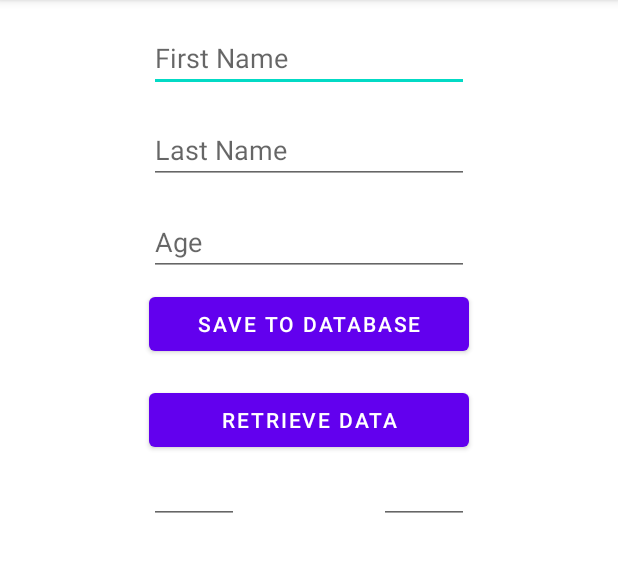
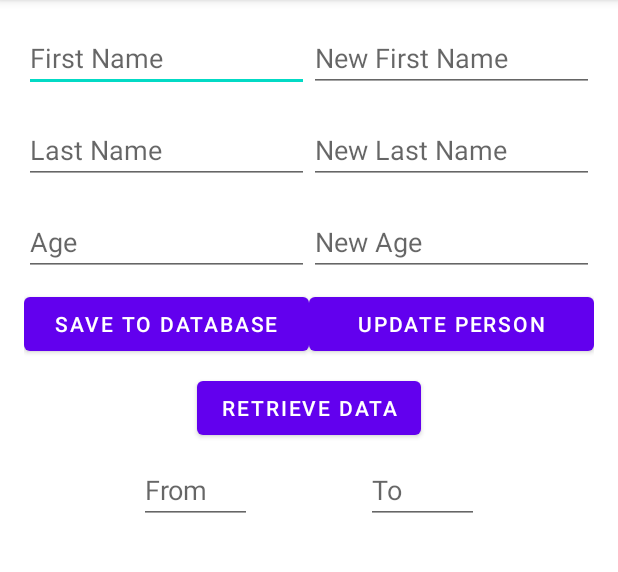
Before and after one commit to shubham3135/AndroidFirebaseTutorial, an Android app: the screen it shows after launch (MainActivity), on a phone screen of 412 x 824 dp, the part 84-656 px from its top. Run offline under Robolectric (Android 15) with nearby library versions, the phone set to English and light mode, and no system bars; our stand-ins replace Firebase (no records; nobody signed in at launch, a user with empty details on screens opened directly).

Commit message:
Update data in firestore

```diff
--- a/app/src/main/java/com/shubhamkumarwinner/firebasetut/MainActivity.kt
+++ b/app/src/main/java/com/shubhamkumarwinner/firebasetut/MainActivity.kt
@@ -4,6 +4,7 @@ import android.os.Bundle
 import android.widget.Toast
 import androidx.appcompat.app.AppCompatActivity
 import com.google.firebase.firestore.QuerySnapshot
+import com.google.firebase.firestore.SetOptions
 import com.google.firebase.firestore.ktx.firestore
 import com.google.firebase.firestore.ktx.toObject
 import com.google.firebase.ktx.Firebase
@@ -21,10 +22,7 @@ class MainActivity : AppCompatActivity() {
         super.onCreate(savedInstanceState)
         setContentView(R.layout.activity_main)
         btnUploadData.setOnClickListener {
-            val firstName = etFirstName.text.toString()
-            val lastName = etLastName.text.toString()
-            val age = etAge.text.toString().toInt()
-            val person = Person(firstName, lastName, age)
+            val person = getOldPerson()
             savePerson(person)
         }
 
@@ -32,6 +30,64 @@ class MainActivity : AppCompatActivity() {
 
         btnRetrieveData.setOnClickListener {
             retrievePerson()
+        }
+
+        btnUpdatePerson.setOnClickListener {
+            val oldPerson = getOldPerson()
+            val newPerson = getNewPersonMap()
+            updatePerson(oldPerson, newPerson)
+        }
+    }
+
+    private fun getOldPerson(): Person{
+        val firstName = etFirstName.text.toString()
+        val lastName = etLastName.text.toString()
+        val age = etAge.text.toString().toInt()
+        return Person(firstName, lastName, age)
+    }
+
+    private fun getNewPersonMap(): Map<String, Any>{
+        val firstName = etNewFirstName.text.toString()
+        val lastName = etNewLastName.text.toString()
+        val age = etNewAge.text.toString()
+
+        val map = mutableMapOf<String, Any>()
+        if (firstName.isNotEmpty()){
+            map["firstName"] = firstName
+        }
+        if (lastName.isNotEmpty()){
+            map["lastName"] = lastName
+        }
+        if (age.isNotEmpty()){
+            map["age"] = age.toInt()
+        }
+        return map
+    }
+
+    private fun updatePerson(person: Person, newPersonMap: Map<String, Any>) = CoroutineScope(Dispatchers.IO).launch {
+        val personQuery = personCollectionRef.whereEqualTo("firstName", person.firstName)
+            .whereEqualTo("lastName", person.lastName)
+            .whereEqualTo("age", person.age)
+            .get().await()
+
+        if (personQuery.documents.isNotEmpty()){
+            for (document in personQuery){
+                try {
+//                    personCollectionRef.document(document.id).update("firstName",person.firstName)
+                    personCollectionRef.document(document.id).set(
+                        newPersonMap,
+                        SetOptions.merge()
+                    ).await()
+                }catch (e: Exception){
+                    withContext(Dispatchers.Main){
+                        Toast.makeText(this@MainActivity, e.message, Toast.LENGTH_LONG).show()
+                    }
+                }
+            }
+        }else{
+            withContext(Dispatchers.Main){
+                Toast.makeText(this@MainActivity, "No person matched the query", Toast.LENGTH_LONG).show()
+            }
         }
     }
 
@@ -47,15 +103,15 @@ class MainActivity : AppCompatActivity() {
                     val person = document.toObject<Person>()
                     sb.append("$person\n")
                 }
-                tvRetrieveData.text = sb.toString()
+                tvPersons.text = sb.toString()
             }
         }
     }
 
     // retrieve data from firestore
     private fun retrievePerson() = CoroutineScope(Dispatchers.IO).launch {
-        val fromAge = editTextStartAge.text.toString().toInt()
-        val toAge = editTextEndAge.text.toString().toInt()
+        val fromAge = etFrom.text.toString().toInt()
+        val toAge = etTo.text.toString().toInt()
         try {
 
             val querySnapshot = personCollectionRef
@@ -70,7 +126,7 @@ class MainActivity : AppCompatActivity() {
                 sb.append("$person\n")
             }
             withContext(Dispatchers.Main){
-                tvRetrieveData.text = sb.toString()
+                tvPersons.text = sb.toString()
             }
         }catch (e: Exception){
             withContext(Dispatchers.Main){
--- a/app/src/main/res/layout/activity_main.xml
+++ b/app/src/main/res/layout/activity_main.xml
@@ -7,49 +7,76 @@
     android:padding="16dp"
     tools:context=".MainActivity">
 
-    <ScrollView
-        android:layout_width="match_parent"
-        android:layout_height="match_parent">
-        <androidx.constraintlayout.widget.ConstraintLayout
-            android:layout_width="match_parent"
-            android:layout_height="match_parent">
     <EditText
         android:id="@+id/etFirstName"
-                android:layout_width="wrap_content"
+        android:layout_width="0dp"
         android:layout_height="wrap_content"
-                android:ems="10"
         android:hint="First Name"
         android:inputType="textPersonName"
-                app:layout_constraintEnd_toEndOf="parent"
+        app:layout_constraintEnd_toStartOf="@+id/etNewFirstName"
         app:layout_constraintHorizontal_bias="0.5"
         app:layout_constraintStart_toStartOf="parent"
         app:layout_constraintTop_toTopOf="parent" />
 
     <EditText
         android:id="@+id/etLastName"
-                android:layout_width="wrap_content"
+        android:layout_width="0dp"
         android:layout_height="wrap_content"
         android:layout_marginTop="16dp"
         android:hint="Last Name"
-                android:ems="10"
         android:inputType="textPersonName"
-                app:layout_constraintEnd_toEndOf="parent"
+        app:layout_constraintEnd_toStartOf="@+id/etNewLastName"
         app:layout_constraintHorizontal_bias="0.5"
         app:layout_constraintStart_toStartOf="parent"
         app:layout_constraintTop_toBottomOf="@+id/etFirstName" />
 
     <EditText
         android:id="@+id/etAge"
-                android:layout_width="wrap_content"
+        android:layout_width="0dp"
         android:layout_height="wrap_content"
         android:layout_marginTop="16dp"
         android:hint="Age"
-                android:ems="10"
+        android:inputType="textPersonName"
+        app:layout_constraintEnd_toStartOf="@+id/etNewAge"
+        app:layout_constraintHorizontal_bias="0.5"
+        app:layout_constraintStart_toStartOf="parent"
+        app:layout_constraintTop_toBottomOf="@+id/etLastName" />
+
+    <EditText
+        android:id="@+id/etNewFirstName"
+        android:layout_width="0dp"
+        android:layout_height="wrap_content"
+        android:hint="New First Name"
         android:inputType="textPersonName"
         app:layout_constraintEnd_toEndOf="parent"
         app:layout_constraintHorizontal_bias="0.5"
-                app:layout_constraintStart_toStartOf="parent"
+        app:layout_constraintStart_toEndOf="@+id/etFirstName"
+        app:layout_constraintTop_toTopOf="parent" />
+
+    <EditText
+        android:id="@+id/etNewLastName"
+        android:layout_width="0dp"
+        android:layout_height="wrap_content"
+        android:layout_marginTop="16dp"
+        android:hint="New Last Name"
+        android:inputType="textPersonName"
+        app:layout_constraintEnd_toEndOf="parent"
+        app:layout_constraintHorizontal_bias="0.5"
+        app:layout_constraintStart_toEndOf="@+id/etLastName"
+        app:layout_constraintTop_toBottomOf="@+id/etFirstName" />
+
+    <EditText
+        android:id="@+id/etNewAge"
+        android:layout_width="0dp"
+        android:layout_height="wrap_content"
+        android:layout_marginTop="16dp"
+        android:hint="New Age"
+        android:inputType="textPersonName"
+        app:layout_constraintEnd_toEndOf="parent"
+        app:layout_constraintHorizontal_bias="0.5"
+        app:layout_constraintStart_toEndOf="@+id/etAge"
         app:layout_constraintTop_toBottomOf="@+id/etLastName" />
+
 
     <Button
         android:id="@+id/btnUploadData"
@@ -57,51 +84,77 @@
         android:layout_height="wrap_content"
         android:layout_marginTop="8dp"
         android:text="Save to database"
-                app:layout_constraintEnd_toEndOf="@+id/etAge"
+        app:layout_constraintEnd_toStartOf="@+id/btnUpdatePerson"
         app:layout_constraintHorizontal_bias="0.5"
-                app:layout_constraintStart_toStartOf="@+id/etAge"
+        app:layout_constraintStart_toStartOf="parent"
         app:layout_constraintTop_toBottomOf="@+id/etAge" />
 
     <Button
         android:id="@+id/btnRetrieveData"
-                android:layout_width="0dp"
+        android:layout_width="wrap_content"
         android:layout_height="wrap_content"
-                android:layout_marginTop="16dp"
-                android:text="Retrieve data"
-                app:layout_constraintEnd_toEndOf="@+id/btnUploadData"
-                app:layout_constraintHorizontal_bias="1.0"
-                app:layout_constraintStart_toStartOf="@+id/btnUploadData"
+        android:layout_marginTop="8dp"
+        android:text="Retrieve Data"
+        app:layout_constraintEnd_toEndOf="parent"
+        app:layout_constraintStart_toStartOf="parent"
         app:layout_constraintTop_toBottomOf="@+id/btnUploadData" />
 
-            <EditText
-                android:id="@+id/editTextStartAge"
-                android:layout_width="60dp"
-                android:layout_height="wrap_content"
-                android:inputType="number"
-                app:layout_constraintStart_toStartOf="@+id/btnRetrieveData"
-                app:layout_constraintTop_toBottomOf="@+id/btnRetrieveData" />
-            <EditText
-                android:id="@+id/editTextEndAge"
-                android:layout_width="60dp"
-                android:layout_height="wrap_content"
-                android:inputType="number"
-                app:layout_constraintEnd_toEndOf="@+id/btnRetrieveData"
-                app:layout_constraintTop_toBottomOf="@+id/btnRetrieveData" />
+    <ScrollView
+        android:layout_width="match_parent"
+        android:layout_height="0dp"
+        android:layout_marginTop="8dp"
+        app:layout_constraintBottom_toBottomOf="parent"
+        app:layout_constraintEnd_toEndOf="parent"
+        app:layout_constraintHorizontal_bias="0.5"
+        app:layout_constraintStart_toStartOf="parent"
+        app:layout_constraintTop_toBottomOf="@+id/etTo">
 
         <TextView
-                android:id="@+id/tvRetrieveData"
-                android:layout_width="0dp"
+            android:id="@+id/tvPersons"
+            android:layout_width="wrap_content"
             android:layout_height="wrap_content"
-                android:text="Person Data"
-                android:textAlignment="center"
-                android:layout_marginTop="5dp"
-                android:textSize="18sp"
-                app:layout_constraintEnd_toEndOf="@+id/btnRetrieveData"
-                app:layout_constraintHorizontal_bias="0.0"
-                app:layout_constraintStart_toStartOf="@+id/btnRetrieveData"
-                app:layout_constraintTop_toBottomOf="@+id/editTextStartAge" />
-        </androidx.constraintlayout.widget.ConstraintLayout>
+            android:text="PERSON DATA"
+            android:textColor="@android:color/black"
+            android:textSize="18sp" />
+
     </ScrollView>
 
 
+    <EditText
+        android:id="@+id/etFrom"
+        android:layout_width="75dp"
+        android:layout_height="wrap_content"
+        android:layout_marginTop="8dp"
+        android:hint="From"
+        android:inputType="textPersonName"
+        app:layout_constraintEnd_toStartOf="@+id/etTo"
+        app:layout_constraintHorizontal_bias="0.5"
+        app:layout_constraintStart_toStartOf="parent"
+        app:layout_constraintTop_toBottomOf="@+id/btnRetrieveData" />
+
+    <EditText
+        android:id="@+id/etTo"
+        android:layout_width="75dp"
+        android:layout_height="wrap_content"
+        android:layout_marginTop="8dp"
+        android:hint="To"
+        android:inputType="textPersonName"
+        app:layout_constraintEnd_toEndOf="parent"
+        app:layout_constraintHorizontal_bias="0.5"
+        app:layout_constraintStart_toEndOf="@+id/etFrom"
+        app:layout_constraintTop_toBottomOf="@+id/btnRetrieveData" />
+
+    <Button
+        android:id="@+id/btnUpdatePerson"
+        android:layout_width="0dp"
+        android:layout_height="wrap_content"
+        android:layout_marginTop="8dp"
+        android:text="Update Person"
+        app:layout_constraintEnd_toEndOf="parent"
+        app:layout_constraintHorizontal_bias="0.5"
+        app:layout_constraintStart_toEndOf="@+id/btnUploadData"
+        app:layout_constraintTop_toBottomOf="@+id/etAge" />
+
+
+
 </androidx.constraintlayout.widget.ConstraintLayout>
```
Lines whose indentation alone changed are shown as unchanged.
